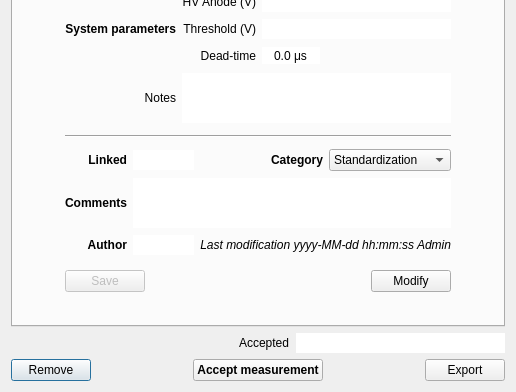
This is Crystal/Crystal/dialogmeasurementreport.ui in ziemastz/SL as Qt 5 draws it before an edit; both pictures show x 0 to 516 and y 263 to 655 of the 516 by 655 pixel window. The edited form follows.
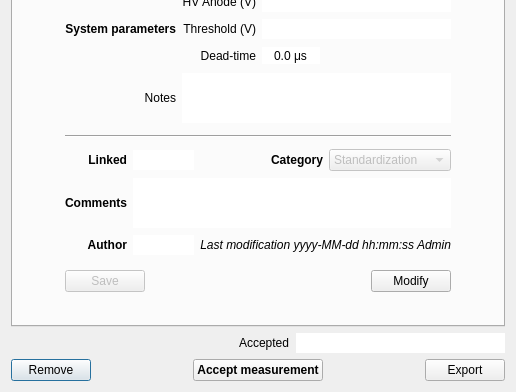
This is the edited form. Icons and pictures are not drawn.

```diff
--- a/Crystal/Crystal/dialogmeasurementreport.ui
+++ b/Crystal/Crystal/dialogmeasurementreport.ui
@@ -785,9 +785,15 @@
          </item>
          <item row="0" column="3">
           <widget class="QComboBox" name="category_comboBox">
+           <property name="enabled">
+            <bool>false</bool>
+           </property>
            <property name="sizeAdjustPolicy">
             <enum>QComboBox::AdjustToContents</enum>
            </property>
+           <property name="frame">
+            <bool>true</bool>
+           </property>
            <item>
             <property name="text">
              <string>Standardization</string>
```
Left out of the diff: 3 changed lines with no effect on the pictures.
